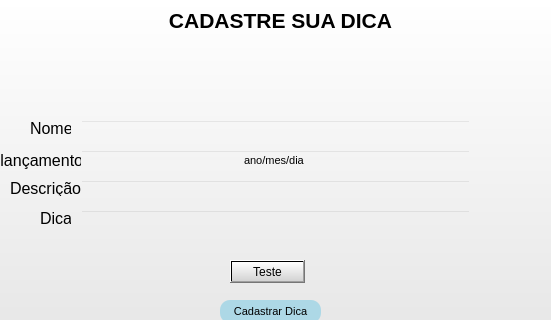
The window that telas/cad_jogos.ui (JorgeLuis8/Trabalho-POO-II) describes before a commit, drawn with Qt 5; both pictures show x 120 to 671 and y 0 to 320 of the 800 by 600 pixel window.
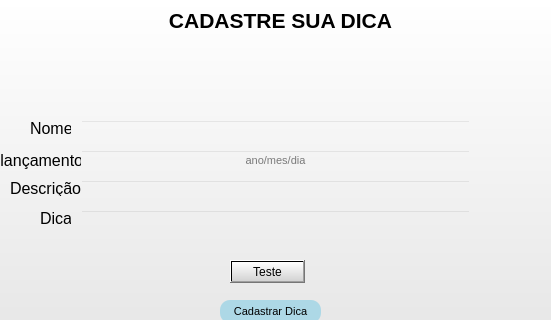
The same window after the commit.

The edit to the form file:
```diff
--- a/telas/cad_jogos.ui
+++ b/telas/cad_jogos.ui
@@ -235,11 +235,14 @@
 </string>
     </property>
     <property name="text">
-     <string>ano/mes/dia</string>
+     <string/>
     </property>
     <property name="alignment">
      <set>Qt::AlignCenter</set>
     </property>
+    <property name="placeholderText">
+     <string>ano/mes/dia</string>
+    </property>
    </widget>
    <widget class="QLineEdit" name="lineEdit_3">
     <property name="geometry">
```
Left out of the diff: 3 changed lines with no effect on the pictures.
